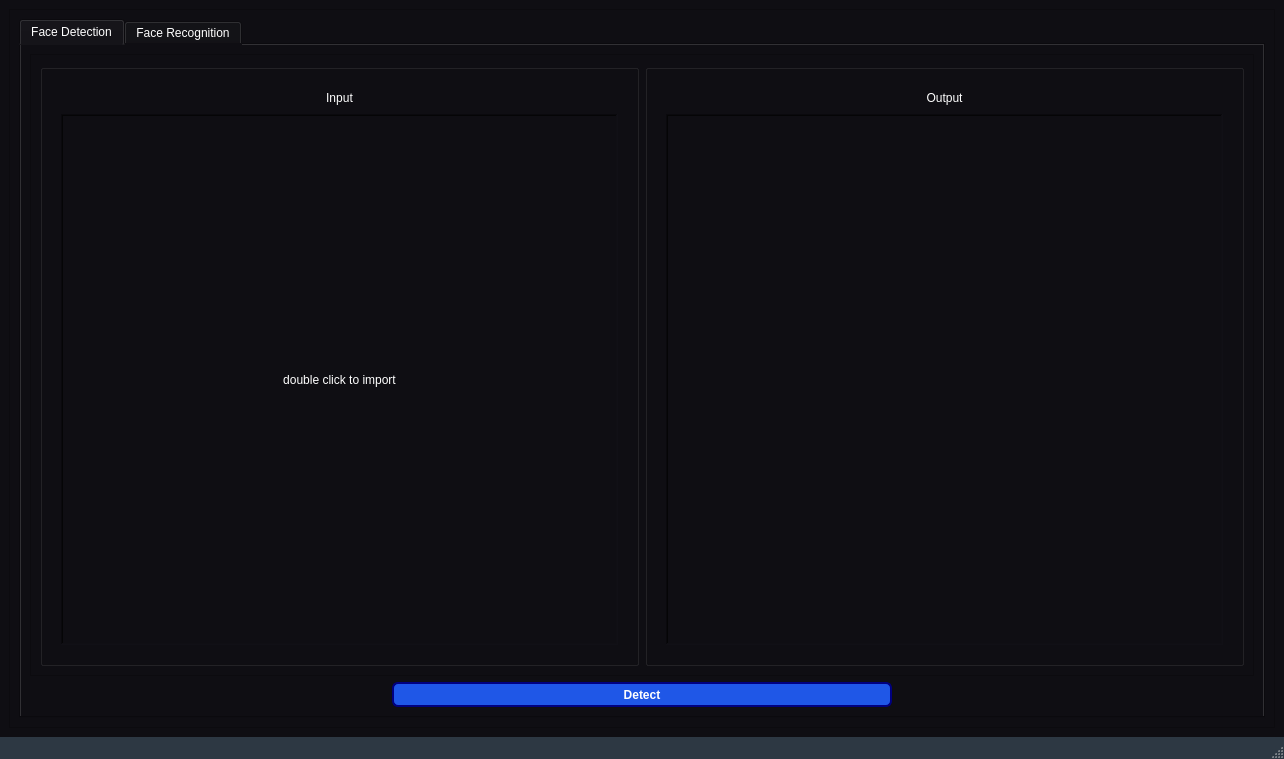
Old version of the form ui.ui in the repository Eagle-E-Y-E/Task5-FaceRecognition.
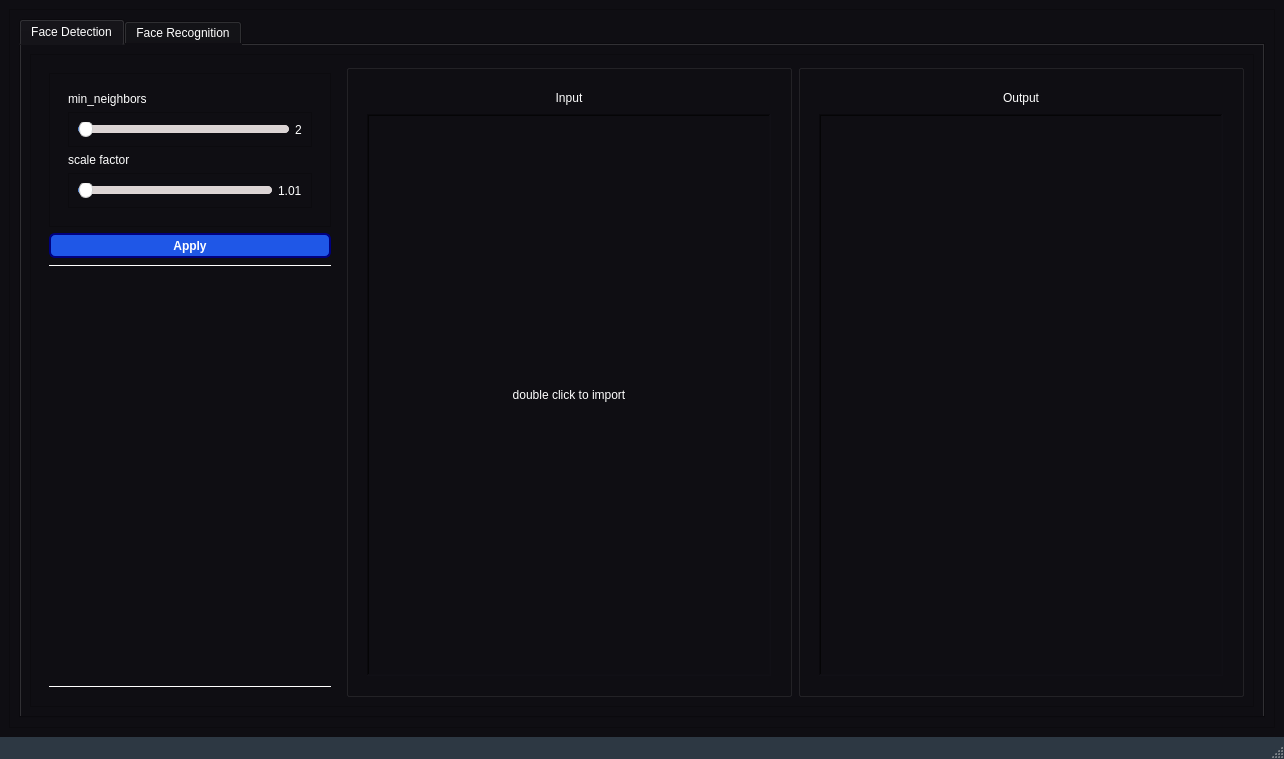
New version of the form. The open tabs and pages were chosen to show the change. Icons and pictures are not drawn.

Commit message: update ui and detection slider

The edit to the form file:
```diff
--- a/ui.ui
+++ b/ui.ui
@@ -395,7 +395,7 @@
           <attribute name="title">
            <string>Face Detection</string>
           </attribute>
-          <layout class="QVBoxLayout" name="verticalLayout_4">
+          <layout class="QHBoxLayout" name="horizontalLayout_5">
            <item>
             <widget class="QFrame" name="frame_5">
              <property name="frameShape">
@@ -405,6 +405,630 @@
               <enum>QFrame::Raised</enum>
              </property>
              <layout class="QHBoxLayout" name="horizontalLayout_2">
+              <item>
+               <widget class="QWidget" name="widget_6" native="true">
+                <property name="maximumSize">
+                 <size>
+                  <width>300</width>
+                  <height>16777215</height>
+                 </size>
+                </property>
+                <property name="styleSheet">
+                 <string notr="true">#widget_4{
+border: 2px solid white;
+border-radius: 5px;
+}</string>
+                </property>
+                <layout class="QVBoxLayout" name="verticalLayout_11">
+                 <item>
+                  <widget class="QFrame" name="frame_7">
+                   <property name="sizePolicy">
+                    <sizepolicy hsizetype="Preferred" vsizetype="Preferred">
+                     <horstretch>0</horstretch>
+                     <verstretch>0</verstretch>
+                    </sizepolicy>
+                   </property>
+                   <property name="frameShape">
+                    <enum>QFrame::StyledPanel</enum>
+                   </property>
+                   <property name="frameShadow">
+                    <enum>QFrame::Raised</enum>
+                   </property>
+                   <layout class="QVBoxLayout" name="verticalLayout_13">
+                    <item>
+                     <widget class="QWidget" name="spectral_widget_2" native="true">
+                      <layout class="QVBoxLayout" name="verticalLayout_25">
+                       <item>
+                        <widget class="QLabel" name="label_15">
+                         <property name="text">
+                          <string>min_neighbors</string>
+                         </property>
+                        </widget>
+                       </item>
+                       <item>
+                        <widget class="QFrame" name="frame_32">
+                         <property name="frameShape">
+                          <enum>QFrame::StyledPanel</enum>
+                         </property>
+                         <property name="frameShadow">
+                          <enum>QFrame::Raised</enum>
+                         </property>
+                         <layout class="QHBoxLayout" name="horizontalLayout_23">
+                          <item>
+                           <widget class="QSlider" name="min_neighbors_slider">
+                            <property name="minimum">
+                             <number>2</number>
+                            </property>
+                            <property name="maximum">
+                             <number>15</number>
+                            </property>
+                            <property name="value">
+                             <number>2</number>
+                            </property>
+                            <property name="orientation">
+                             <enum>Qt::Horizontal</enum>
+                            </property>
+                           </widget>
+                          </item>
+                          <item>
+                           <widget class="QLabel" name="min_neighbors_label">
+                            <property name="text">
+                             <string>2</string>
+                            </property>
+                           </widget>
+                          </item>
+                         </layout>
+                        </widget>
+                       </item>
+                       <item>
+                        <widget class="QLabel" name="label_17">
+                         <property name="text">
+                          <string>scale factor</string>
+                         </property>
+                        </widget>
+                       </item>
+                       <item>
+                        <widget class="QFrame" name="frame_33">
+                         <property name="frameShape">
+                          <enum>QFrame::StyledPanel</enum>
+                         </property>
+                         <property name="frameShadow">
+                          <enum>QFrame::Raised</enum>
+                         </property>
+                         <layout class="QHBoxLayout" name="horizontalLayout_24">
+                          <item>
+                           <widget class="QSlider" name="scale_factor_slider">
+                            <property name="minimum">
+                             <number>101</number>
+                            </property>
+                            <property name="maximum">
+                             <number>199</number>
+                            </property>
+                            <property name="value">
+                             <number>101</number>
+                            </property>
+                            <property name="orientation">
+                             <enum>Qt::Horizontal</enum>
+                            </property>
+                           </widget>
+                          </item>
+                          <item>
+                           <widget class="QLabel" name="scale_factor_label">
+                            <property name="text">
+                             <string>1.01</string>
+                            </property>
+                           </widget>
+                          </item>
+                         </layout>
+                        </widget>
+                       </item>
+                      </layout>
+                     </widget>
+                    </item>
+                   </layout>
+                  </widget>
+                 </item>
+                 <item>
+                  <widget class="QPushButton" name="apply_btn">
+                   <property name="minimumSize">
+                    <size>
+                     <width>0</width>
+                     <height>25</height>
+                    </size>
+                   </property>
+                   <property name="styleSheet">
+                    <string notr="true">background-color: rgb(31, 87, 231);
+border-color: rgb(0, 0, 127);</string>
+                   </property>
+                   <property name="text">
+                    <string>Apply</string>
+                   </property>
+                  </widget>
+                 </item>
+                 <item>
+                  <widget class="Line" name="line_5">
+                   <property name="palette">
+                    <palette>
+                     <active>
+                      <colorrole role="WindowText">
+                       <brush brushstyle="SolidPattern">
+                        <color alpha="255">
+                         <red>255</red>
+                         <green>255</green>
+                         <blue>255</blue>
+                        </color>
+                       </brush>
+                      </colorrole>
+                      <colorrole role="Button">
+                       <brush brushstyle="SolidPattern">
+                        <color alpha="255">
+                         <red>15</red>
+                         <green>14</green>
+                         <blue>19</blue>
+                        </color>
+                       </brush>
+                      </colorrole>
+                      <colorrole role="Light">
+                       <brush brushstyle="SolidPattern">
+                        <color alpha="255">
+                         <red>255</red>
+                         <green>255</green>
+                         <blue>255</blue>
+                        </color>
+                       </brush>
+                      </colorrole>
+                      <colorrole role="Midlight">
+                       <brush brushstyle="SolidPattern">
+                        <color alpha="255">
+                         <red>255</red>
+                         <green>255</green>
+                         <blue>255</blue>
+                        </color>
+                       </brush>
+                      </colorrole>
+                      <colorrole role="Dark">
+                       <brush brushstyle="SolidPattern">
+                        <color alpha="255">
+                         <red>127</red>
+                         <green>127</green>
+                         <blue>127</blue>
+                        </color>
+                       </brush>
+                      </colorrole>
+                      <colorrole role="Mid">
+                       <brush brushstyle="SolidPattern">
+                        <color alpha="255">
+                         <red>170</red>
+                         <green>170</green>
+                         <blue>170</blue>
+                        </color>
+                       </brush>
+                      </colorrole>
+                      <colorrole role="Text">
+                       <brush brushstyle="SolidPattern">
+                        <color alpha="255">
+                         <red>255</red>
+                         <green>255</green>
+                         <blue>255</blue>
+                        </color>
+                       </brush>
+                      </colorrole>
+                      <colorrole role="BrightText">
+                       <brush brushstyle="SolidPattern">
+                        <color alpha="255">
+                         <red>255</red>
+                         <green>255</green>
+                         <blue>255</blue>
+                        </color>
+                       </brush>
+                      </colorrole>
+                      <colorrole role="ButtonText">
+                       <brush brushstyle="SolidPattern">
+                        <color alpha="255">
+                         <red>255</red>
+                         <green>255</green>
+                         <blue>255</blue>
+                        </color>
+                       </brush>
+                      </colorrole>
+                      <colorrole role="Base">
+                       <brush brushstyle="SolidPattern">
+                        <color alpha="255">
+                         <red>15</red>
+                         <green>14</green>
+                         <blue>19</blue>
+                        </color>
+                       </brush>
+                      </colorrole>
+                      <colorrole role="Window">
+                       <brush brushstyle="SolidPattern">
+                        <color alpha="255">
+                         <red>15</red>
+                         <green>14</green>
+                         <blue>19</blue>
+                        </color>
+                       </brush>
+                      </colorrole>
+                      <colorrole role="Shadow">
+                       <brush brushstyle="SolidPattern">
+                        <color alpha="255">
+                         <red>0</red>
+                         <green>0</green>
+                         <blue>0</blue>
+                        </color>
+                       </brush>
+                      </colorrole>
+                      <colorrole role="AlternateBase">
+                       <brush brushstyle="SolidPattern">
+                        <color alpha="255">
+                         <red>255</red>
+                         <green>255</green>
+                         <blue>255</blue>
+                        </color>
+                       </brush>
+                      </colorrole>
+                      <colorrole role="ToolTipBase">
+                       <brush brushstyle="SolidPattern">
+                        <color alpha="255">
+                         <red>255</red>
+                         <green>255</green>
+                         <blue>220</blue>
+                        </color>
+                       </brush>
+                      </colorrole>
+                      <colorrole role="ToolTipText">
+                       <brush brushstyle="SolidPattern">
+                        <color alpha="255">
+                         <red>0</red>
+                         <green>0</green>
+                         <blue>0</blue>
+                        </color>
+                       </brush>
+                      </colorrole>
+                      <colorrole role="PlaceholderText">
+                       <brush brushstyle="SolidPattern">
+                        <color alpha="128">
+                         <red>0</red>
+                         <green>0</green>
+                         <blue>0</blue>
+                        </color>
+                       </brush>
+                      </colorrole>
+                     </active>
+                     <inactive>
+                      <colorrole role="WindowText">
+                       <brush brushstyle="SolidPattern">
+                        <color alpha="255">
+                         <red>255</red>
+                         <green>255</green>
+                         <blue>255</blue>
+                        </color>
+                       </brush>
+                      </colorrole>
+                      <colorrole role="Button">
+                       <brush brushstyle="SolidPattern">
+                        <color alpha="255">
+                         <red>15</red>
+                         <green>14</green>
+                         <blue>19</blue>
+                        </color>
+                       </brush>
+                      </colorrole>
+                      <colorrole role="Light">
+                       <brush brushstyle="SolidPattern">
+                        <color alpha="255">
+                         <red>255</red>
+                         <green>255</green>
+                         <blue>255</blue>
+                        </color>
+                       </brush>
+                      </colorrole>
+                      <colorrole role="Midlight">
+                       <brush brushstyle="SolidPattern">
+                        <color alpha="255">
+                         <red>255</red>
+                         <green>255</green>
+                         <blue>255</blue>
+                        </color>
+                       </brush>
+                      </colorrole>
+                      <colorrole role="Dark">
+                       <brush brushstyle="SolidPattern">
+                        <color alpha="255">
+                         <red>127</red>
+                         <green>127</green>
+                         <blue>127</blue>
+                        </color>
+                       </brush>
+                      </colorrole>
+                      <colorrole role="Mid">
+                       <brush brushstyle="SolidPattern">
+                        <color alpha="255">
+                         <red>170</red>
+                         <green>170</green>
+                         <blue>170</blue>
+                        </color>
+                       </brush>
+                      </colorrole>
+                      <colorrole role="Text">
+                       <brush brushstyle="SolidPattern">
+                        <color alpha="255">
+                         <red>255</red>
+                         <green>255</green>
+                         <blue>255</blue>
+                        </color>
+                       </brush>
+                      </colorrole>
+                      <colorrole role="BrightText">
+                       <brush brushstyle="SolidPattern">
+                        <color alpha="255">
+                         <red>255</red>
+                         <green>255</green>
+                         <blue>255</blue>
+                        </color>
+                       </brush>
+                      </colorrole>
+                      <colorrole role="ButtonText">
+                       <brush brushstyle="SolidPattern">
+                        <color alpha="255">
+                         <red>255</red>
+                         <green>255</green>
+                         <blue>255</blue>
+                        </color>
+                       </brush>
+                      </colorrole>
+                      <colorrole role="Base">
+                       <brush brushstyle="SolidPattern">
+                        <color alpha="255">
+                         <red>15</red>
+                         <green>14</green>
+                         <blue>19</blue>
+                        </color>
+                       </brush>
+                      </colorrole>
+                      <colorrole role="Window">
+                       <brush brushstyle="SolidPattern">
+                        <color alpha="255">
+                         <red>15</red>
+                         <green>14</green>
+                         <blue>19</blue>
+                        </color>
+                       </brush>
+                      </colorrole>
+                      <colorrole role="Shadow">
+                       <brush brushstyle="SolidPattern">
+                        <color alpha="255">
+                         <red>0</red>
+                         <green>0</green>
+                         <blue>0</blue>
+                        </color>
+                       </brush>
+                      </colorrole>
+                      <colorrole role="AlternateBase">
+                       <brush brushstyle="SolidPattern">
+                        <color alpha="255">
+                         <red>255</red>
+                         <green>255</green>
+                         <blue>255</blue>
+                        </color>
+                       </brush>
+                      </colorrole>
+                      <colorrole role="ToolTipBase">
+                       <brush brushstyle="SolidPattern">
+                        <color alpha="255">
+                         <red>255</red>
+                         <green>255</green>
+                         <blue>220</blue>
+                        </color>
+                       </brush>
+                      </colorrole>
+                      <colorrole role="ToolTipText">
+                       <brush brushstyle="SolidPattern">
+                        <color alpha="255">
+                         <red>0</red>
+                         <green>0</green>
+                         <blue>0</blue>
+                        </color>
+                       </brush>
+                      </colorrole>
+                      <colorrole role="PlaceholderText">
+                       <brush brushstyle="SolidPattern">
+                        <color alpha="128">
+                         <red>0</red>
+                         <green>0</green>
+                         <blue>0</blue>
+                        </color>
+                       </brush>
+                      </colorrole>
+                     </inactive>
+                     <disabled>
+                      <colorrole role="WindowText">
+                       <brush brushstyle="SolidPattern">
+                        <color alpha="255">
+                         <red>255</red>
+                         <green>255</green>
+                         <blue>255</blue>
+                        </color>
+                       </brush>
+                      </colorrole>
+                      <colorrole role="Button">
+                       <brush brushstyle="SolidPattern">
+                        <color alpha="255">
+                         <red>15</red>
+                         <green>14</green>
+                         <blue>19</blue>
+                        </color>
+                       </brush>
+                      </colorrole>
+                      <colorrole role="Light">
+                       <brush brushstyle="SolidPattern">
+                        <color alpha="255">
+                         <red>255</red>
+                         <green>255</green>
+                         <blue>255</blue>
+                        </color>
+                       </brush>
+                      </colorrole>
+                      <colorrole role="Midlight">
+                       <brush brushstyle="SolidPattern">
+                        <color alpha="255">
+                         <red>255</red>
+                         <green>255</green>
+                         <blue>255</blue>
+                        </color>
+                       </brush>
+                      </colorrole>
+                      <colorrole role="Dark">
+                       <brush brushstyle="SolidPattern">
+                        <color alpha="255">
+                         <red>127</red>
+                         <green>127</green>
+                         <blue>127</blue>
+                        </color>
+                       </brush>
+                      </colorrole>
+                      <colorrole role="Mid">
+                       <brush brushstyle="SolidPattern">
+                        <color alpha="255">
+                         <red>170</red>
+                         <green>170</green>
+                         <blue>170</blue>
+                        </color>
+                       </brush>
+                      </colorrole>
+                      <colorrole role="Text">
+                       <brush brushstyle="SolidPattern">
+                        <color alpha="255">
+                         <red>255</red>
+                         <green>255</green>
+                         <blue>255</blue>
+                        </color>
+                       </brush>
+                      </colorrole>
+                      <colorrole role="BrightText">
+                       <brush brushstyle="SolidPattern">
+                        <color alpha="255">
+                         <red>255</red>
+                         <green>255</green>
+                         <blue>255</blue>
+                        </color>
+                       </brush>
+                      </colorrole>
+                      <colorrole role="ButtonText">
+                       <brush brushstyle="SolidPattern">
+                        <color alpha="255">
+                         <red>255</red>
+                         <green>255</green>
+                         <blue>255</blue>
+                        </color>
+                       </brush>
+                      </colorrole>
+                      <colorrole role="Base">
+                       <brush brushstyle="SolidPattern">
+                        <color alpha="255">
+                         <red>15</red>
+                         <green>14</green>
+                         <blue>19</blue>
+                        </color>
+                       </brush>
+                      </colorrole>
+                      <colorrole role="Window">
+                       <brush brushstyle="SolidPattern">
+                        <color alpha="255">
+                         <red>15</red>
+                         <green>14</green>
+                         <blue>19</blue>
+                        </color>
+                       </brush>
+                      </colorrole>
+                      <colorrole role="Shadow">
+                       <brush brushstyle="SolidPattern">
+                        <color alpha="255">
+                         <red>0</red>
+                         <green>0</green>
+                         <blue>0</blue>
+                        </color>
+                       </brush>
+                      </colorrole>
+                      <colorrole role="AlternateBase">
+                       <brush brushstyle="SolidPattern">
+                        <color alpha="255">
+                         <red>255</red>
+                         <green>255</green>
+                         <blue>255</blue>
+                        </color>
+                       </brush>
+                      </colorrole>
+                      <colorrole role="ToolTipBase">
+                       <brush brushstyle="SolidPattern">
+                        <color alpha="255">
+                         <red>255</red>
+                         <green>255</green>
+                         <blue>220</blue>
+                        </color>
+                       </brush>
+                      </colorrole>
+                      <colorrole role="ToolTipText">
+                       <brush brushstyle="SolidPattern">
+                        <color alpha="255">
+                         <red>0</red>
+                         <green>0</green>
+                         <blue>0</blue>
+                        </color>
+                       </brush>
+                      </colorrole>
+                      <colorrole role="PlaceholderText">
+                       <brush brushstyle="SolidPattern">
+                        <color alpha="128">
+                         <red>0</red>
+                         <green>0</green>
+                         <blue>0</blue>
+                        </color>
+                       </brush>
+                      </colorrole>
+                     </disabled>
+                    </palette>
+                   </property>
+                   <property name="styleSheet">
+                    <string notr="true">color: rgb(255, 255, 255);</string>
+                   </property>
+                   <property name="frameShadow">
+                    <enum>QFrame::Plain</enum>
+                   </property>
+                   <property name="lineWidth">
+                    <number>1</number>
+                   </property>
+                   <property name="orientation">
+                    <enum>Qt::Horizontal</enum>
+                   </property>
+                  </widget>
+                 </item>
+                 <item>
+                  <spacer name="verticalSpacer_3">
+                   <property name="orientation">
+                    <enum>Qt::Vertical</enum>
+                   </property>
+                   <property name="sizeHint" stdset="0">
+                    <size>
+                     <width>20</width>
+                     <height>40</height>
+                    </size>
+                   </property>
+                  </spacer>
+                 </item>
+                 <item>
+                  <widget class="Line" name="line_6">
+                   <property name="frameShadow">
+                    <enum>QFrame::Plain</enum>
+                   </property>
+                   <property name="orientation">
+                    <enum>Qt::Horizontal</enum>
+                   </property>
+                  </widget>
+                 </item>
+                </layout>
+               </widget>
+              </item>
               <item>
                <widget class="QGroupBox" name="groupBox_3">
                 <property name="title">
@@ -589,35 +1213,6 @@
              </layout>
             </widget>
            </item>
-           <item alignment="Qt::AlignHCenter">
-            <widget class="QPushButton" name="apply_btn">
-             <property name="sizePolicy">
-              <sizepolicy hsizetype="Fixed" vsizetype="Fixed">
-               <horstretch>0</horstretch>
-               <verstretch>0</verstretch>
-              </sizepolicy>
-             </property>
-             <property name="minimumSize">
-              <size>
-               <width>500</width>
-               <height>25</height>
-              </size>
-             </property>
-             <property name="maximumSize">
-              <size>
-               <width>600</width>
-               <height>16777215</height>
-              </size>
-             </property>
-             <property name="styleSheet">
-              <string notr="true">background-color: rgb(31, 87, 231);
-border-color: rgb(0, 0, 127);</string>
-             </property>
-             <property name="text">
-              <string>Detect</string>
-             </property>
-            </widget>
-           </item>
           </layout>
          </widget>
          <widget class="QWidget" name="tab_2">
```
Left out of the diff: 20 changed lines with no effect on the pictures.
